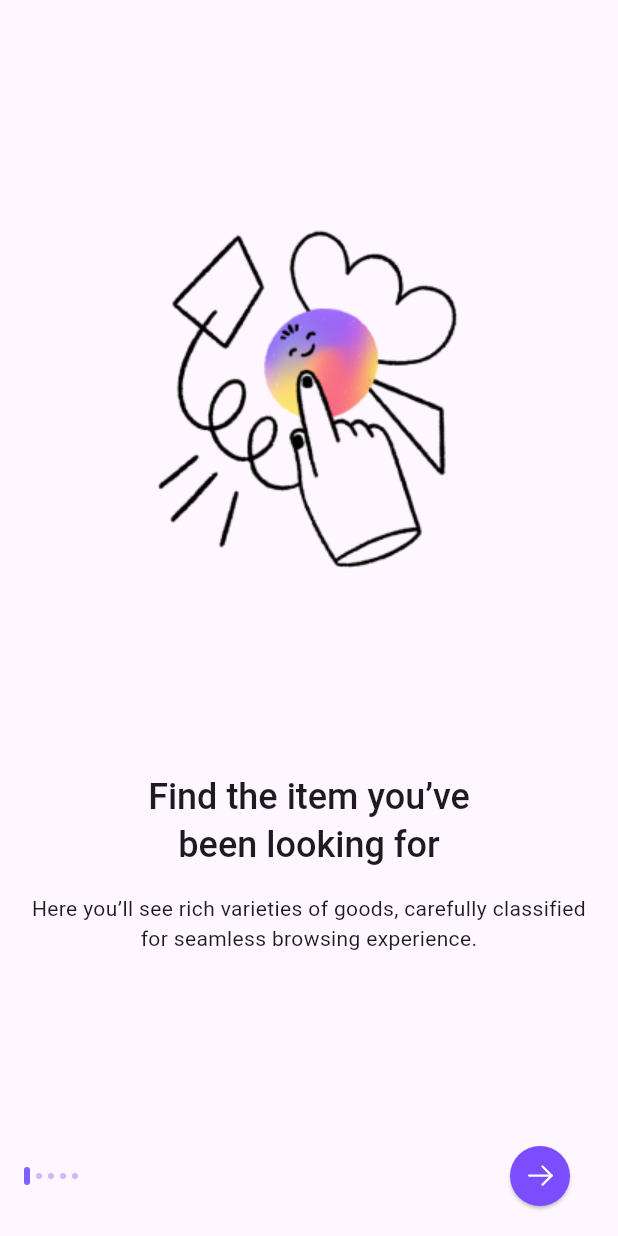
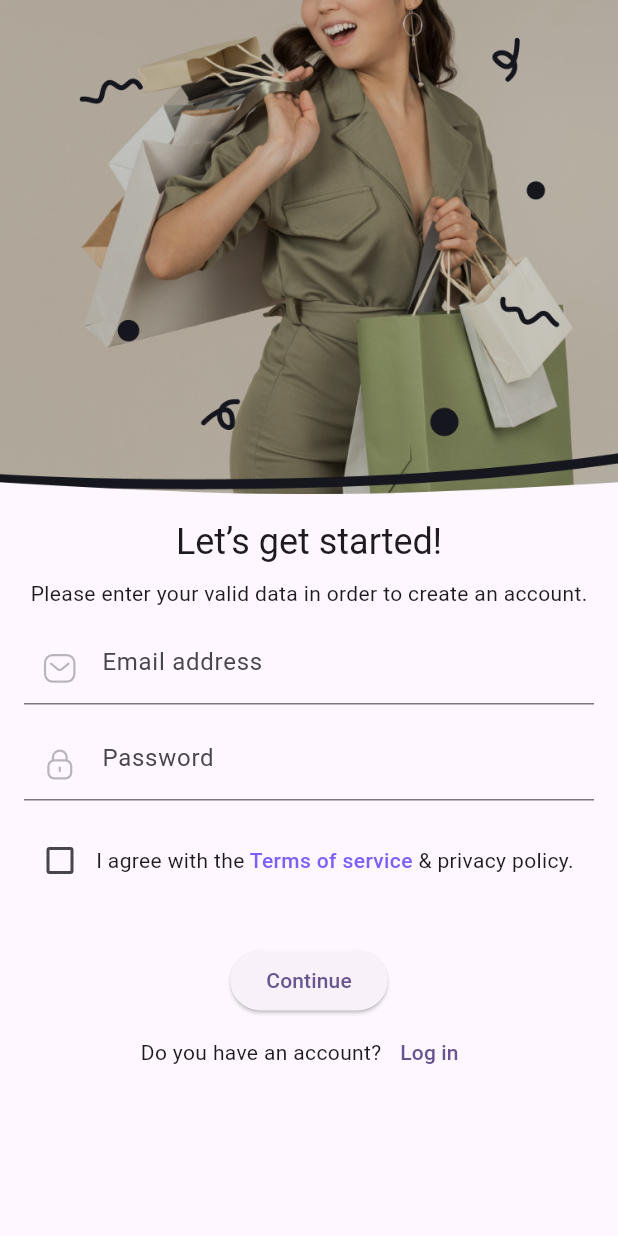
Before and after one commit to SachinGardi/Flutter_Ui_Practice_Apps, a Flutter app: the screen it shows after launch, on a phone screen of 412 x 824 dp. Run offline on Flutter 3.47's test engine with Material 2 defaults, Android fonts, the phone set to English and light mode, and no system bars; our stand-ins replace flutter_svg, form_field_validator, rive.

Commit message:
login/signup screen added

```diff
--- a/e_commerce_app/lib/main.dart
+++ b/e_commerce_app/lib/main.dart
@@ -1,4 +1,4 @@
-import 'package:e_commerce_app/prasentation/screens/onboarding_screen.dart';
+import 'package:e_commerce_app/prasentation/screens/auth/views/sign_up_screen.dart';
 import 'package:flutter/material.dart';
 
 void main() {
@@ -18,7 +18,7 @@ class MyApp extends StatelessWidget {
         colorScheme: ColorScheme.fromSeed(seedColor: Colors.deepPurple),
         useMaterial3: true,
       ),
-      home: const OnBoardingScreen(),
+      home: const SignUpScreen(),
     );
   }
 }
--- /dev/null
+++ b/e_commerce_app/lib/prasentation/screens/auth/views/components/sign_up_form.dart
@@ -0,0 +1,82 @@
+import 'package:flutter/material.dart';
+import 'package:flutter_svg/flutter_svg.dart';
+
+import '../../../../../constants.dart';
+
+
+
+class SignUpForm extends StatelessWidget {
+  const SignUpForm({
+    super.key,
+    required this.formKey,
+  });
+
+  final GlobalKey<FormState> formKey;
+
+  @override
+  Widget build(BuildContext context) {
+    return Form(
+      key: formKey,
+      child: Column(
+        children: [
+          TextFormField(
+            onSaved: (emal) {
+              // Email
+            },
+            validator: emaildValidator.call,
+            textInputAction: TextInputAction.next,
+            keyboardType: TextInputType.emailAddress,
+            decoration: InputDecoration(
+              hintText: "Email address",
+              prefixIcon: Padding(
+                padding:
+                const EdgeInsets.symmetric(vertical: defaultPadding * 0.75),
+                child: SvgPicture.asset(
+                  "assets/icons/Message.svg",
+                  height: 24,
+                  width: 24,
+                  colorFilter: ColorFilter.mode(
+                    Theme.of(context)
+                        .textTheme
+                        .bodyLarge!
+                        .color!
+                        .withOpacity(0.3),
+                    BlendMode.srcIn,
+                  ),
+                ),
+              ),
+            ),
+          ),
+          const SizedBox(height: defaultPadding),
+          TextFormField(
+            onSaved: (pass) {
+              // Password
+            },
+            validator: passwordValidator.call,
+            obscureText: true,
+            decoration: InputDecoration(
+              hintText: "Password",
+              prefixIcon: Padding(
+                padding:
+                const EdgeInsets.symmetric(vertical: defaultPadding * 0.75),
+                child: SvgPicture.asset(
+                  "assets/icons/Lock.svg",
+                  height: 24,
+                  width: 24,
+                  colorFilter: ColorFilter.mode(
+                    Theme.of(context)
+                        .textTheme
+                        .bodyLarge!
+                        .color!
+                        .withOpacity(0.3),
+                    BlendMode.srcIn,
+                  ),
+                ),
+              ),
+            ),
+          ),
+        ],
+      ),
+    );
+  }
+}
--- /dev/null
+++ b/e_commerce_app/lib/prasentation/screens/auth/views/sign_up_screen.dart
@@ -0,0 +1,110 @@
+import 'package:flutter/gestures.dart';
+import 'package:flutter/material.dart';
+import '../../../../constants.dart';
+import '../../../../route/route_constants.dart';
+
+import 'components/sign_up_form.dart';
+
+class SignUpScreen extends StatefulWidget {
+  const SignUpScreen({super.key});
+
+  @override
+  State<SignUpScreen> createState() => _SignUpScreenState();
+}
+
+class _SignUpScreenState extends State<SignUpScreen> {
+  final _formKey = GlobalKey<FormState>();
+
+  @override
+  Widget build(BuildContext context) {
+    return SafeArea(
+      child: Scaffold(
+        body: SingleChildScrollView(
+          child: Column(
+            children: [
+              Image.asset(
+                "assets/images/signUp_dark.png",
+                height: MediaQuery.of(context).size.height * 0.4,
+                width: double.infinity,
+                fit: BoxFit.cover,
+              ),
+              Padding(
+                padding: const EdgeInsets.all(defaultPadding),
+                child: Column(
+
+                  children: [
+                    Text(
+                      "Let’s get started!",
+                      style: Theme.of(context).textTheme.headlineSmall,
+                    ),
+                    const SizedBox(height: defaultPadding / 2),
+                    const Text(
+                      "Please enter your valid data in order to create an account.",
+                    ),
+                    const SizedBox(height: defaultPadding),
+                    SignUpForm(formKey: _formKey),
+                    const SizedBox(height: defaultPadding),
+                    Row(
+                      children: [
+                        Checkbox(
+                          onChanged: (value) {},
+                          value: false,
+                        ),
+                        Expanded(
+                          child: Text.rich(
+                            TextSpan(
+                              text: "I agree with the",
+                              children: [
+                                TextSpan(
+                                  recognizer: TapGestureRecognizer()
+                                    ..onTap = () {
+                                      Navigator.pushNamed(
+                                          context, termsOfServicesScreenRoute);
+                                    },
+                                  text: " Terms of service ",
+                                  style: const TextStyle(
+                                    color: primaryColor,
+                                    fontWeight: FontWeight.w500,
+                                  ),
+                                ),
+                                const TextSpan(
+                                  text: "& privacy policy.",
+                                ),
+                              ],
+                            ),
+                          ),
+                        )
+                      ],
+                    ),
+                    const SizedBox(height: defaultPadding * 2),
+                    ElevatedButton(
+                      onPressed: () {
+                        // There is 2 more screens while user complete their profile
+                        // afre sign up, it's available on the pro version get it now
+                        // 🔗 https://theflutterway.gumroad.com/l/fluttershop
+                        Navigator.pushNamed(context, entryPointScreenRoute);
+                      },
+                      child: const Text("Continue"),
+                    ),
+                    Row(
+                      mainAxisAlignment: MainAxisAlignment.center,
+                      children: [
+                        const Text("Do you have an account?"),
+                        TextButton(
+                          onPressed: () {
+                            Navigator.pushNamed(context, logInScreenRoute);
+                          },
+                          child: const Text("Log in"),
+                        )
+                      ],
+                    ),
+                  ],
+                ),
+              )
+            ],
+          ),
+        ),
+      ),
+    );
+  }
+}
--- a/e_commerce_app/lib/prasentation/screens/onboarding_screen.dart
+++ b/e_commerce_app/lib/prasentation/screens/onboarding/views/onboarding_screen.dart
@@ -1,7 +1,7 @@
 import 'package:flutter/material.dart';
 import 'package:flutter_svg/svg.dart';
 
-import '../../constants.dart';
+import '../../../../constants.dart';
 
 class OnBoardingScreen extends StatefulWidget {
   const OnBoardingScreen({super.key});
--- a/e_commerce_app/pubspec.yaml
+++ b/e_commerce_app/pubspec.yaml
@@ -36,6 +36,7 @@ dependencies:
   # Use with the CupertinoIcons class for iOS style icons.
   cupertino_icons: ^1.0.2
   flutter_svg: ^2.0.10+1
+  form_field_validator: ^1.1.0
 
 dev_dependencies:
   flutter_test:
```
Also changed, not shown: e_commerce_app/lib/constants.dart (+80 -1 lines), e_commerce_app/lib/prasentation/screens/auth/views/components/login_form.dart (added, +80 -0 lines), e_commerce_app/lib/prasentation/screens/auth/views/login_screen.dart (added, +90 -0 lines), e_commerce_app/lib/route/route_constants.dart (added, +59 -0 lines), e_commerce_app/pubspec.lock.
